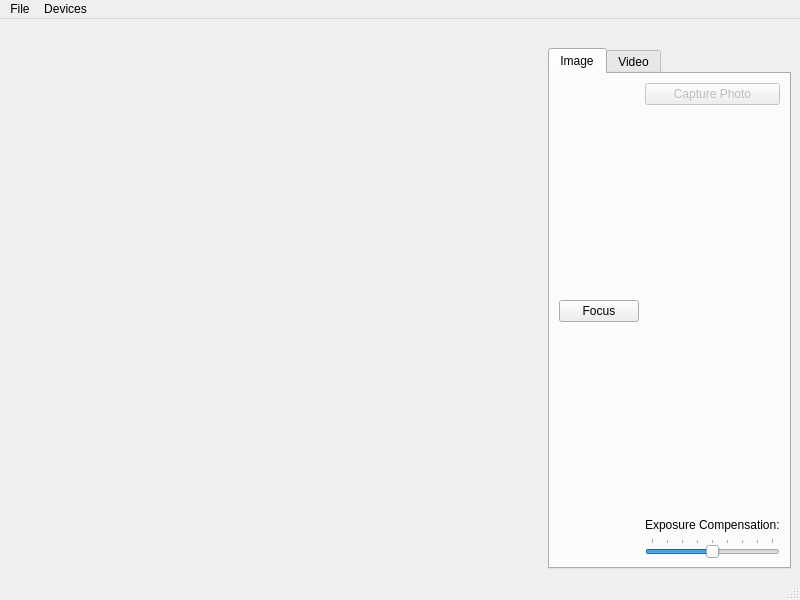
This is camera.ui in paipeng/qt-camera as Qt 5 draws it before an edit. The edited form follows.
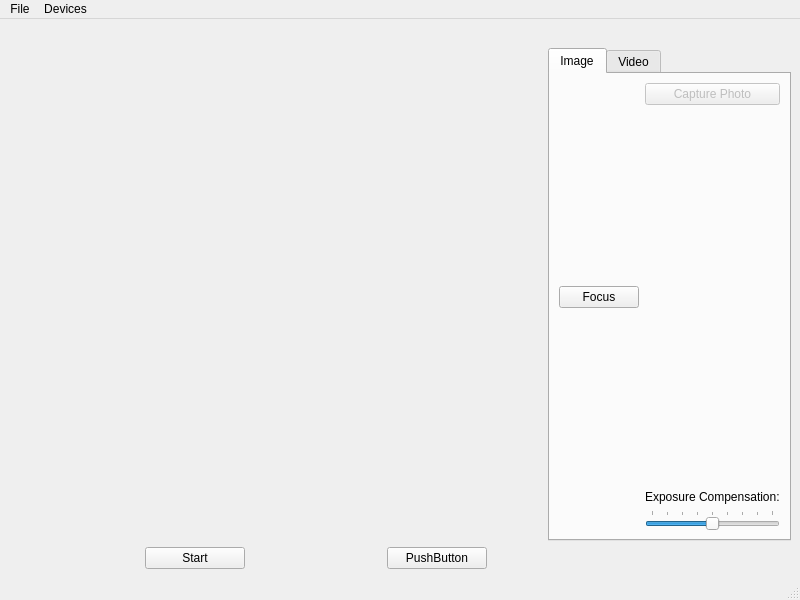
This is the edited form. Icons and pictures are not drawn. Custom widgets are drawn as their Qt base class.

Commit message: add start/stop camera button and event

```diff
--- a/camera.ui
+++ b/camera.ui
@@ -15,7 +15,37 @@
   </property>
   <widget class="QWidget" name="centralwidget">
    <layout class="QGridLayout" name="gridLayout_3">
-    <item row="1" column="1" colspan="2">
+    <item row="2" column="0" colspan="2">
+     <layout class="QHBoxLayout" name="horizontalLayout">
+      <item>
+       <widget class="QPushButton" name="cameraButton">
+        <property name="maximumSize">
+         <size>
+          <width>100</width>
+          <height>30</height>
+         </size>
+        </property>
+        <property name="text">
+         <string>Start</string>
+        </property>
+       </widget>
+      </item>
+      <item>
+       <widget class="QPushButton" name="pushButton_2">
+        <property name="maximumSize">
+         <size>
+          <width>100</width>
+          <height>300</height>
+         </size>
+        </property>
+        <property name="text">
+         <string>PushButton</string>
+        </property>
+       </widget>
+      </item>
+     </layout>
+    </item>
+    <item row="1" column="1" colspan="3">
      <widget class="QTabWidget" name="captureWidget">
       <property name="currentIndex">
        <number>0</number>
```
Left out of the diff: 18 changed lines with no effect on the pictures. The commit also changes 2 other files.
